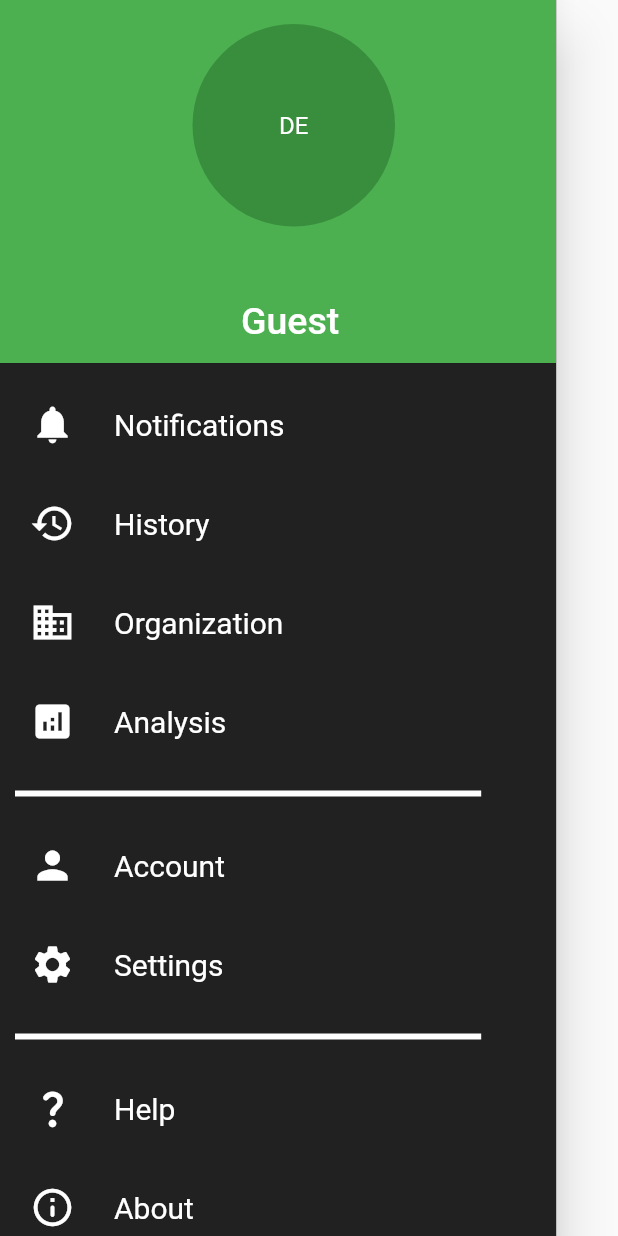
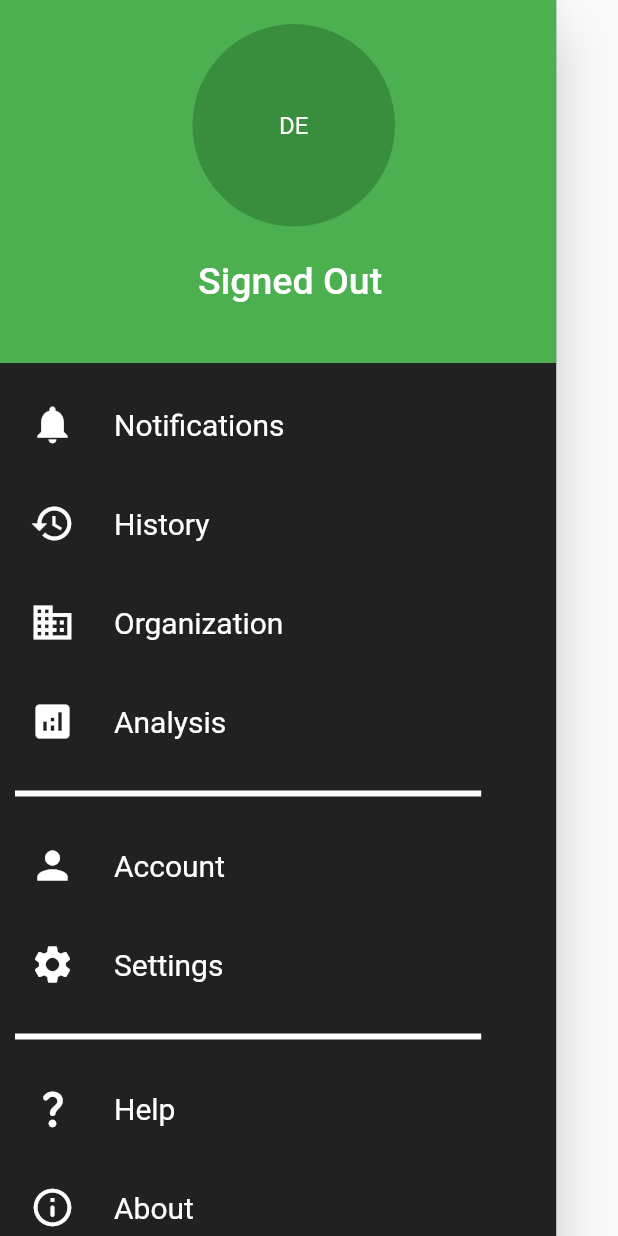
Before and after one commit to ShroudofDark/ClearAvenues-FrontEnd, a Flutter app: the NavBar widget shown alone on an empty page, opened directly, on a phone screen of 412 x 824 dp. Run offline on Flutter 3.47's test engine with Material 2 defaults, Android fonts, the phone set to English and light mode, and no system bars; our stand-ins replace flutter_riverpod, geocoding, go_router, google_maps_flutter, image_picker, location; missing offline and left inert: flutter_cupertino_datetime_picker; network calls fail.

Commit message:
Implement User state

```diff
--- a/lib/constants.dart
+++ b/lib/constants.dart
@@ -1,4 +1,4 @@
 class Constants {
-  static const serverIP = "10.254.106.216";
+  static const serverIP = "10.254.101.248";
   static const serverPort = 8080;
 }
--- a/lib/features/auth/login_screen.dart
+++ b/lib/features/auth/login_screen.dart
@@ -1,3 +1,5 @@
+import 'package:clear_avenues/features/auth/register_screen.dart';
+import 'package:clear_avenues/providers.dart';
 import 'package:flutter/material.dart';
 import 'package:clear_avenues/widgets/login_form_field.dart';
 import 'package:flutter_riverpod/flutter_riverpod.dart';
@@ -86,6 +88,9 @@ class _LoginScreenState extends ConsumerState<LoginScreen> {
           .read(authServiceProvider)
           .loginAuthentication(emailController.text, passwordController.text);
       if (success == true && context.mounted) {
+        ref.read(userProvider.notifier).setEmail(emailController.text);
+        ref.read(userProvider.notifier).setName(nameController.text);
+        ref.read(userProvider.notifier).setEmail(emailController.text);
         context.push('/map');
       } else {
         ScaffoldMessenger.of(context)
--- a/lib/main.dart
+++ b/lib/main.dart
@@ -4,6 +4,7 @@ import 'package:go_router/go_router.dart';
 import 'package:clear_avenues/Routes.dart';
 
 void main() {
+  WidgetsFlutterBinding.ensureInitialized();
   runApp(ProviderScope(child: MyApp()));
 }
 
--- a/lib/widgets/navigation_bar.dart
+++ b/lib/widgets/navigation_bar.dart
@@ -1,17 +1,21 @@
+import 'package:clear_avenues/providers.dart';
 import 'package:flutter/material.dart';
 import 'package:go_router/go_router.dart';
 import 'package:url_launcher/url_launcher.dart';
-
+import 'package:flutter_riverpod/flutter_riverpod.dart';
 /* Navigation bar is toolbar that expands from the left screen
  * and provides navigation options for the user in order to access
  * different screens.
  */
 
-class NavBar extends StatelessWidget {
-  NavBar({super.key});
+class NavBar extends ConsumerWidget {
+  const NavBar({super.key});
 
   @override
-  Widget build(BuildContext context) {
+  Widget build(BuildContext context, WidgetRef ref) {
+
+    final user = ref.watch(userProvider);
+    final userName = ref.watch(userProvider).name;
 
     //Variable List
     double drawerWidth = MediaQuery.of(context).size.width * 0.9;
@@ -42,7 +46,7 @@ class NavBar extends StatelessWidget {
       return const Divider(color: Colors.white, thickness: 4, height: 30, indent: 10, endIndent: 50);
     }
 
-    return Container(
+    return SizedBox(
       width: drawerWidth,
       child: Drawer(
         //Determines what is within the drawer widget
@@ -78,12 +82,11 @@ class NavBar extends StatelessWidget {
                   ),
                   accountName: Row(
                     mainAxisAlignment: MainAxisAlignment.center,
-                    children: const [
+                    children:  [
                       Flexible (
                         child: Text(
-                          //TODO Load logged in user name here
-                          "Guest",
-                            style: TextStyle(
+                          userName ?? "Signed Out",
+                            style: const TextStyle(
                               fontSize: 25,
                             ),
                           textAlign: TextAlign.center,
@@ -94,7 +97,7 @@ class NavBar extends StatelessWidget {
                     ],
                   ),
                   // Required for UserAccountsDrawerHeader, but can set null
-                  accountEmail: null,
+                  accountEmail: Text(user.email ?? "")
 
                 ),
               ),
```
Also changed, not shown: lib/models/User.dart (+12 -9 lines), lib/providers.dart (added, +23 -0 lines), pubspec.lock, 2 other files.
